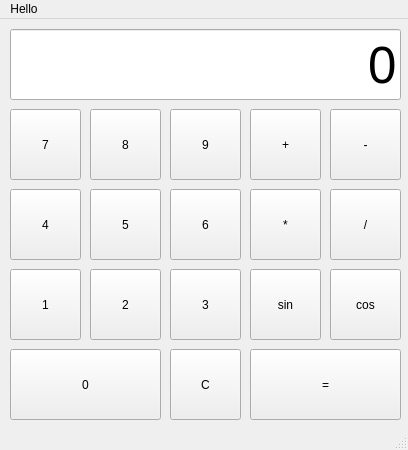
Before: the Qt Designer form calculator.ui in mslongo/PyQtCalculator, drawn with Qt 5.
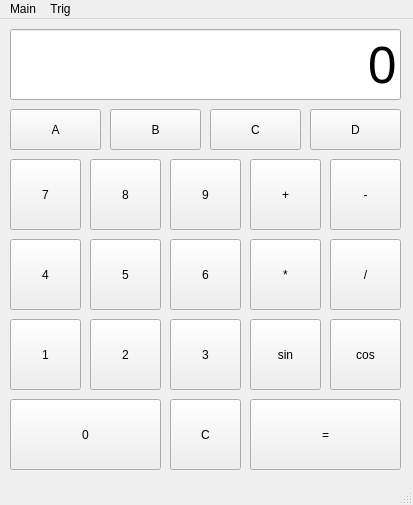
After: the same form once the commit is applied.

The edit to the form file:
```diff
--- a/calculator.ui
+++ b/calculator.ui
@@ -6,8 +6,8 @@
    <rect>
     <x>0</x>
     <y>0</y>
-    <width>408</width>
-    <height>450</height>
+    <width>413</width>
+    <height>505</height>
    </rect>
   </property>
   <property name="minimumSize">
@@ -24,7 +24,7 @@
     <property name="geometry">
      <rect>
       <x>10</x>
-      <y>90</y>
+      <y>140</y>
       <width>71</width>
       <height>71</height>
      </rect>
@@ -40,7 +40,7 @@
     <property name="geometry">
      <rect>
       <x>90</x>
-      <y>90</y>
+      <y>140</y>
       <width>71</width>
       <height>71</height>
      </rect>
@@ -56,7 +56,7 @@
     <property name="geometry">
      <rect>
       <x>170</x>
-      <y>90</y>
+      <y>140</y>
       <width>71</width>
       <height>71</height>
      </rect>
@@ -72,7 +72,7 @@
     <property name="geometry">
      <rect>
       <x>90</x>
-      <y>170</y>
+      <y>220</y>
       <width>71</width>
       <height>71</height>
      </rect>
@@ -88,7 +88,7 @@
     <property name="geometry">
      <rect>
       <x>170</x>
-      <y>170</y>
+      <y>220</y>
       <width>71</width>
       <height>71</height>
      </rect>
@@ -104,7 +104,7 @@
     <property name="geometry">
      <rect>
       <x>10</x>
-      <y>250</y>
+      <y>300</y>
       <width>71</width>
       <height>71</height>
      </rect>
@@ -120,7 +120,7 @@
     <property name="geometry">
      <rect>
       <x>90</x>
-      <y>250</y>
+      <y>300</y>
       <width>71</width>
       <height>71</height>
      </rect>
@@ -136,7 +136,7 @@
     <property name="geometry">
      <rect>
       <x>10</x>
-      <y>170</y>
+      <y>220</y>
       <width>71</width>
       <height>71</height>
      </rect>
@@ -152,7 +152,7 @@
     <property name="geometry">
      <rect>
       <x>170</x>
-      <y>250</y>
+      <y>300</y>
       <width>71</width>
       <height>71</height>
      </rect>
@@ -168,7 +168,7 @@
     <property name="geometry">
      <rect>
       <x>10</x>
-      <y>330</y>
+      <y>380</y>
       <width>151</width>
       <height>71</height>
      </rect>
@@ -184,7 +184,7 @@
     <property name="geometry">
      <rect>
       <x>170</x>
-      <y>330</y>
+      <y>380</y>
       <width>71</width>
       <height>71</height>
      </rect>
@@ -227,7 +227,7 @@
     <property name="geometry">
      <rect>
       <x>250</x>
-      <y>90</y>
+      <y>140</y>
       <width>71</width>
       <height>71</height>
      </rect>
@@ -243,7 +243,7 @@
     <property name="geometry">
      <rect>
       <x>330</x>
-      <y>90</y>
+      <y>140</y>
       <width>71</width>
       <height>71</height>
      </rect>
@@ -259,7 +259,7 @@
     <property name="geometry">
      <rect>
       <x>250</x>
-      <y>170</y>
+      <y>220</y>
       <width>71</width>
       <height>71</height>
      </rect>
@@ -275,7 +275,7 @@
     <property name="geometry">
      <rect>
       <x>330</x>
-      <y>170</y>
+      <y>220</y>
       <width>71</width>
       <height>71</height>
      </rect>
@@ -291,7 +291,7 @@
     <property name="geometry">
      <rect>
       <x>250</x>
-      <y>330</y>
+      <y>380</y>
       <width>151</width>
       <height>71</height>
      </rect>
@@ -304,7 +304,7 @@
     <property name="geometry">
      <rect>
       <x>250</x>
-      <y>250</y>
+      <y>300</y>
       <width>71</width>
       <height>71</height>
      </rect>
@@ -317,7 +317,7 @@
     <property name="geometry">
      <rect>
       <x>330</x>
-      <y>250</y>
+      <y>300</y>
       <width>71</width>
       <height>71</height>
      </rect>
@@ -326,6 +326,70 @@
      <string>cos</string>
     </property>
    </widget>
+   <widget class="QPushButton" name="button_A">
+    <property name="geometry">
+     <rect>
+      <x>10</x>
+      <y>90</y>
+      <width>91</width>
+      <height>41</height>
+     </rect>
+    </property>
+    <property name="text">
+     <string>A</string>
+    </property>
+    <attribute name="buttonGroup">
+     <string notr="true">saved</string>
+    </attribute>
+   </widget>
+   <widget class="QPushButton" name="button_B">
+    <property name="geometry">
+     <rect>
+      <x>110</x>
+      <y>90</y>
+      <width>91</width>
+      <height>41</height>
+     </rect>
+    </property>
+    <property name="text">
+     <string>B</string>
+    </property>
+    <attribute name="buttonGroup">
+     <string notr="true">saved</string>
+    </attribute>
+   </widget>
+   <widget class="QPushButton" name="button_C">
+    <property name="geometry">
+     <rect>
+      <x>210</x>
+      <y>90</y>
+      <width>91</width>
+      <height>41</height>
+     </rect>
+    </property>
+    <property name="text">
+     <string>C</string>
+    </property>
+    <attribute name="buttonGroup">
+     <string notr="true">saved</string>
+    </attribute>
+   </widget>
+   <widget class="QPushButton" name="button_D">
+    <property name="geometry">
+     <rect>
+      <x>310</x>
+      <y>90</y>
+      <width>91</width>
+      <height>41</height>
+     </rect>
+    </property>
+    <property name="text">
+     <string>D</string>
+    </property>
+    <attribute name="buttonGroup">
+     <string notr="true">saved</string>
+    </attribute>
+   </widget>
   </widget>
   <widget class="QStatusBar" name="statusbar"/>
   <widget class="QMenuBar" name="menubar">
@@ -333,16 +397,22 @@
     <rect>
      <x>0</x>
      <y>0</y>
-     <width>408</width>
+     <width>413</width>
      <height>22</height>
     </rect>
    </property>
-   <widget class="QMenu" name="menuHello">
+   <widget class="QMenu" name="menuMain">
     <property name="title">
-     <string>Hello</string>
+     <string>Main</string>
     </property>
    </widget>
-   <addaction name="menuHello"/>
+   <widget class="QMenu" name="menuTrig">
+    <property name="title">
+     <string>Trig</string>
+    </property>
+   </widget>
+   <addaction name="menuMain"/>
+   <addaction name="menuTrig"/>
   </widget>
  </widget>
  <resources/>
```
Left out of the diff: 1 changed line with no effect on the pictures.
